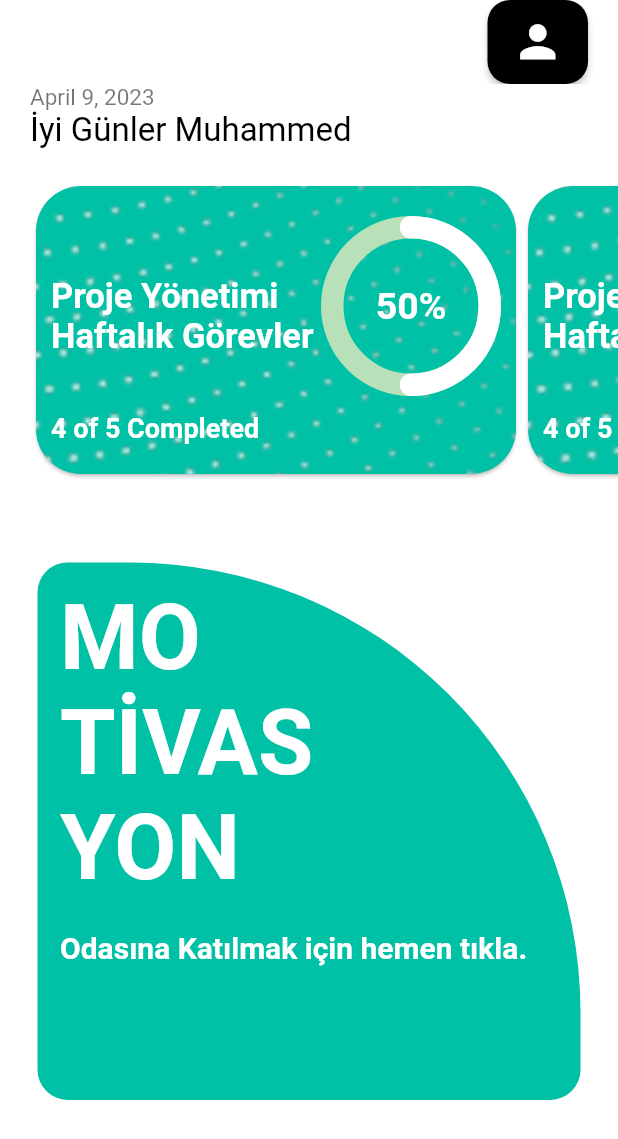
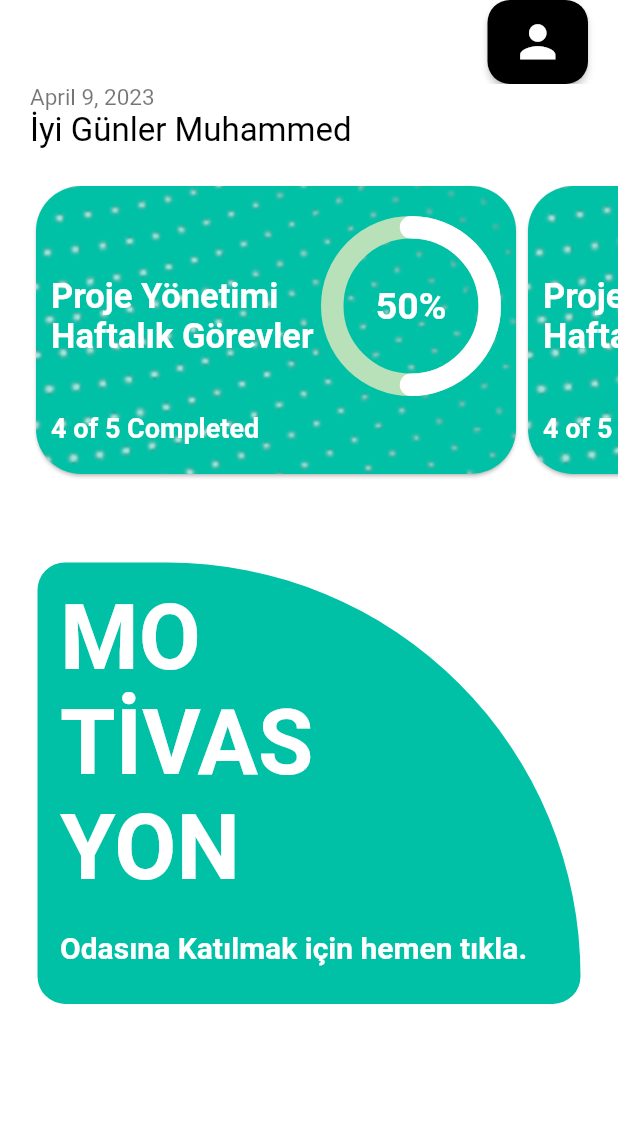
Before and after one commit to Oyun-ve-Uygulama-Akademisi-F18/Flutty, a Flutter app: the DenemeHome screen opened directly, on a phone screen of 412 x 824 dp. Shown: the top 1139 px of the screen. Run offline on Flutter 3.47's test engine with Material 2 defaults, Android fonts, the phone set to English and light mode, and no system bars; drawn by our look-alikes of percent_indicator; our stand-ins replace cloud_firestore, firebase_core, flutter_riverpod, form_field_validator, freezed_annotation, table_calendar; accounts and stored records are empty.

```diff
--- a/lib/pages/deneme_home.dart
+++ b/lib/pages/deneme_home.dart
@@ -32,49 +32,7 @@ class _DenemeHomeState extends State<DenemeHome> {
             ),
           ),
           const SizedBox(height: 30),
-          Padding(
-            padding: const EdgeInsets.all(25.0),
-            child: Container(
-              width: MediaQuery.of(context).size.width,
-              height: MediaQuery.of(context).size.height / 2.3,
-              decoration: const BoxDecoration(
-                color: Constants.mainColor,
-                borderRadius: BorderRadius.only(
-                  topRight: Radius.elliptical(300, 300),
-                  topLeft: Radius.circular(20),
-                  bottomLeft: Radius.circular(20),
-                  bottomRight: Radius.circular(20),
-                ),
-              ),
-              child: Padding(
-                padding: const EdgeInsets.all(15.0),
-                child: Column(
-                  crossAxisAlignment: CrossAxisAlignment.start,
-                  children: [
-                    const Text(
-                      'MO\nTİVAS\nYON',
-                      style: TextStyle(
-                          fontSize: 60,
-                          color: Colors.white,
-                          fontWeight: FontWeight.bold),
-                    ),
-                    const SizedBox(
-                      height: 20,
-                    ),
-                    const Text(
-                      'Odasına Katılmak için hemen tıkla.',
-                      textAlign: TextAlign.center,
-                      style: TextStyle(
-                        fontSize: 20,
-                        color: Colors.white,
-                        fontWeight: FontWeight.bold,
-                      ),
-                    )
-                  ],
-                ),
-              ),
-            ),
-          ),
+          MotivationRoom(),
         ],
       ),
     );
@@ -122,6 +80,82 @@ class _DenemeHomeState extends State<DenemeHome> {
           ),
         )
       ],
+    );
+  }
+}
+
+class MotivationRoom extends StatelessWidget {
+  const MotivationRoom({
+    super.key,
+  });
+
+  @override
+  Widget build(BuildContext context) {
+    return Padding(
+      padding: const EdgeInsets.all(25.0),
+      child: GestureDetector(
+        onTap: () {
+          showModalBottomSheet(
+            context: context,
+            shape: const RoundedRectangleBorder(
+              borderRadius: BorderRadius.vertical(
+                top: Radius.circular(60.0),
+              ),
+            ),
+            builder: (context) {
+              return SizedBox(
+                height: 400,
+                child: Column(children: [
+                  ListTile(
+                    title: Text("data"),
+                    subtitle: Text('data'),
+                  )
+                ]),
+              );
+            },
+          );
+        },
+        child: Container(
+          width: MediaQuery.of(context).size.width,
+          height: MediaQuery.of(context).size.height / 2.8,
+          decoration: const BoxDecoration(
+            color: Constants.mainColor,
+            borderRadius: BorderRadius.only(
+              topRight: Radius.elliptical(300, 300),
+              topLeft: Radius.circular(20),
+              bottomLeft: Radius.circular(20),
+              bottomRight: Radius.circular(20),
+            ),
+          ),
+          child: Padding(
+            padding: const EdgeInsets.all(15.0),
+            child: Column(
+              crossAxisAlignment: CrossAxisAlignment.start,
+              children: [
+                const Text(
+                  'MO\nTİVAS\nYON',
+                  style: TextStyle(
+                      fontSize: 60,
+                      color: Colors.white,
+                      fontWeight: FontWeight.bold),
+                ),
+                const SizedBox(
+                  height: 20,
+                ),
+                const Text(
+                  'Odasına Katılmak için hemen tıkla.',
+                  textAlign: TextAlign.center,
+                  style: TextStyle(
+                    fontSize: 20,
+                    color: Colors.white,
+                    fontWeight: FontWeight.bold,
+                  ),
+                )
+              ],
+            ),
+          ),
+        ),
+      ),
     );
   }
 }
```
Also changed, not shown: lib/main.dart (+3 -7 lines), lib/pages/activity.dart (+9 -6 lines), lib/pages/splash_screen.dart (added, +155 -0 lines).
